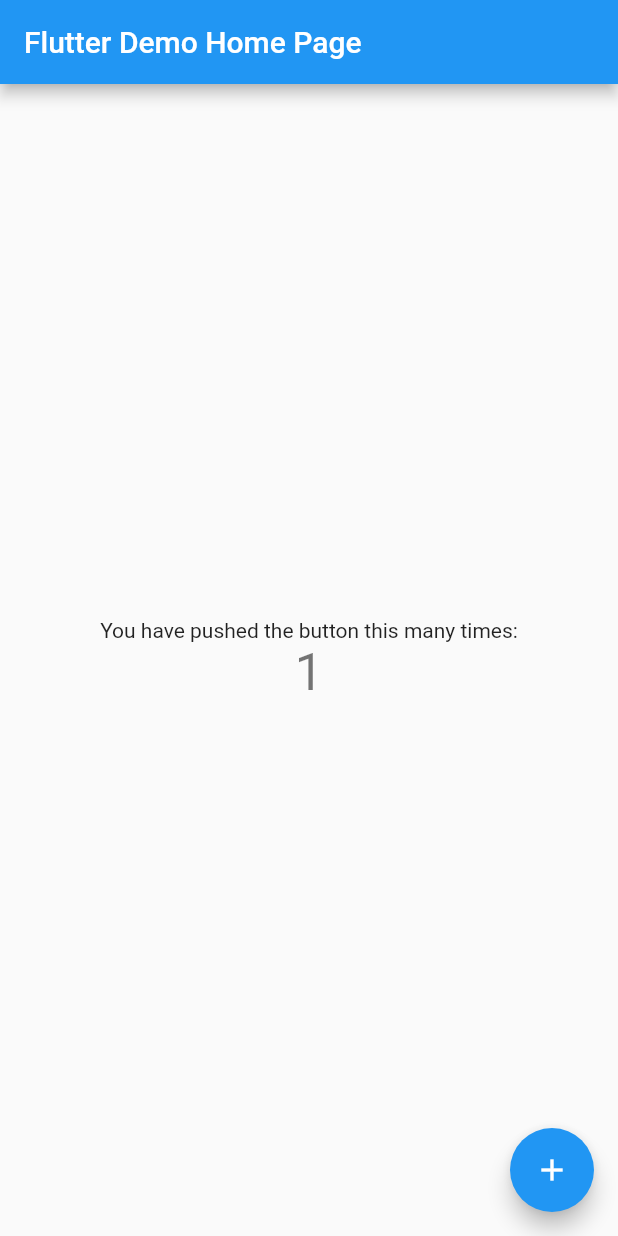
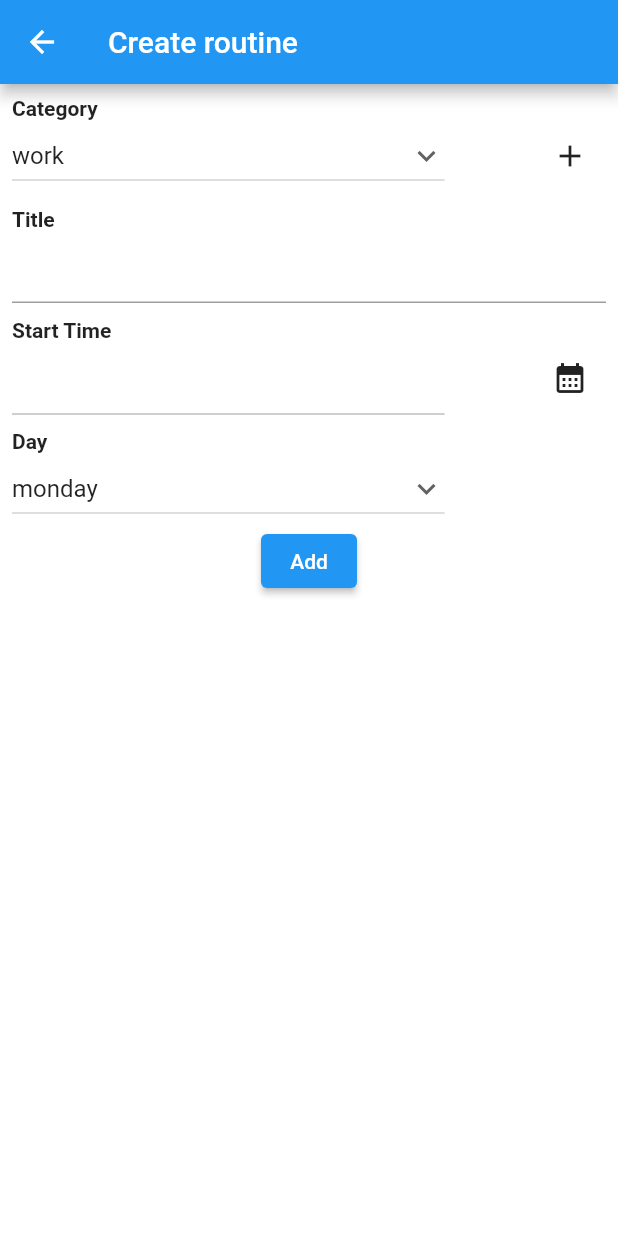
Before and after one commit to Mobterest-Studio/isar-flutter-tutorial, a Flutter app: the screen it shows after launch, after a tap on the "add" icon, on a phone screen of 412 x 824 dp. Run offline on Flutter 3.47's test engine with Material 2 defaults, Android fonts, the phone set to English and light mode, and no system bars; our stand-ins replace isar; accounts and stored records are empty; generated files the repository leaves out were written again; statements that could not run were skipped.

Commit message:
designing 'create routine' screen

```diff
--- a/lib/main.dart
+++ b/lib/main.dart
@@ -3,8 +3,10 @@
 import 'package:routine_app/collections/category.dart';
 import 'package:routine_app/collections/routine.dart';
 import 'package:path_provider/path_provider.dart';
+import 'package:routine_app/screens/create_routine.dart';
 
 void main() async {
+  WidgetsFlutterBinding.ensureInitialized();
   final dir = await getApplicationSupportDirectory();
   final isar = await Isar.open(
       schemas: [RoutineSchema, CategorySchema], directory: dir.path);
@@ -14,109 +16,43 @@
 class MyApp extends StatelessWidget {
   const MyApp({Key? key}) : super(key: key);
 
-  // This widget is the root of your application.
   @override
   Widget build(BuildContext context) {
     return MaterialApp(
-      title: 'Flutter Demo',
+      title: 'Routine app',
       theme: ThemeData(
-        // This is the theme of your application.
-        //
-        // Try running your application with "flutter run". You'll see the
-        // application has a blue toolbar. Then, without quitting the app, try
-        // changing the primarySwatch below to Colors.green and then invoke
-        // "hot reload" (press "r" in the console where you ran "flutter run",
-        // or simply save your changes to "hot reload" in a Flutter IDE).
-        // Notice that the counter didn't reset back to zero; the application
-        // is not restarted.
         primarySwatch: Colors.blue,
       ),
-      home: const MyHomePage(title: 'Flutter Demo Home Page'),
+      home: const MainPage(),
+      debugShowCheckedModeBanner: false,
     );
   }
 }
 
-class MyHomePage extends StatefulWidget {
-  const MyHomePage({Key? key, required this.title}) : super(key: key);
-
-  // This widget is the home page of your application. It is stateful, meaning
-  // that it has a State object (defined below) that contains fields that affect
-  // how it looks.
-
-  // This class is the configuration for the state. It holds the values (in this
-  // case the title) provided by the parent (in this case the App widget) and
-  // used by the build method of the State. Fields in a Widget subclass are
-  // always marked "final".
-
-  final String title;
+class MainPage extends StatefulWidget {
+  const MainPage({Key? key}) : super(key: key);
 
   @override
-  State<MyHomePage> createState() => _MyHomePageState();
+  State<MainPage> createState() => _MainPageState();
 }
 
-class _MyHomePageState extends State<MyHomePage> {
-  int _counter = 0;
-
-  void _incrementCounter() {
-    setState(() {
-      // This call to setState tells the Flutter framework that something has
-      // changed in this State, which causes it to rerun the build method below
-      // so that the display can reflect the updated values. If we changed
-      // _counter without calling setState(), then the build method would not be
-      // called again, and so nothing would appear to happen.
-      _counter++;
-    });
-  }
-
+class _MainPageState extends State<MainPage> {
   @override
   Widget build(BuildContext context) {
-    // This method is rerun every time setState is called, for instance as done
-    // by the _incrementCounter method above.
-    //
-    // The Flutter framework has been optimized to make rerunning build methods
-    // fast, so that you can just rebuild anything that needs updating rather
-    // than having to individually change instances of widgets.
     return Scaffold(
       appBar: AppBar(
-        // Here we take the value from the MyHomePage object that was created by
-        // the App.build method, and use it to set our appbar title.
-        title: Text(widget.title),
+        title: const Text("Routine"),
+        actions: [
+          IconButton(
+              onPressed: () {
+                Navigator.push(
+                    context,
+                    MaterialPageRoute(
+                        builder: (context) => const CreateRoutine()));
+              },
+              icon: const Icon(Icons.add))
+        ],
       ),
-      body: Center(
-        // Center is a layout widget. It takes a single child and positions it
-        // in the middle of the parent.
-        child: Column(
-          // Column is also a layout widget. It takes a list of children and
-          // arranges them vertically. By default, it sizes itself to fit its
-          // children horizontally, and tries to be as tall as its parent.
-          //
-          // Invoke "debug painting" (press "p" in the console, choose the
-          // "Toggle Debug Paint" action from the Flutter Inspector in Android
-          // Studio, or the "Toggle Debug Paint" command in Visual Studio Code)
-          // to see the wireframe for each widget.
-          //
-          // Column has various properties to control how it sizes itself and
-          // how it positions its children. Here we use mainAxisAlignment to
-          // center the children vertically; the main axis here is the vertical
-          // axis because Columns are vertical (the cross axis would be
-          // horizontal).
-          mainAxisAlignment: MainAxisAlignment.center,
-          children: <Widget>[
-            const Text(
-              'You have pushed the button this many times:',
-            ),
-            Text(
-              '$_counter',
-              style: Theme.of(context).textTheme.headline4,
-            ),
-          ],
-        ),
-      ),
-      floatingActionButton: FloatingActionButton(
-        onPressed: _incrementCounter,
-        tooltip: 'Increment',
-        child: const Icon(Icons.add),
-      ), // This trailing comma makes auto-formatting nicer for build methods.
     );
   }
 }
--- /dev/null
+++ b/lib/screens/create_routine.dart
@@ -0,0 +1,157 @@
+import 'package:flutter/material.dart';
+
+class CreateRoutine extends StatefulWidget {
+  const CreateRoutine({Key? key}) : super(key: key);
+
+  @override
+  State<CreateRoutine> createState() => _CreateRoutineState();
+}
+
+class _CreateRoutineState extends State<CreateRoutine> {
+  List<String> categories = ['work', 'school', 'home'];
+  String dropdownValue = 'work';
+  final TextEditingController _titleController = TextEditingController();
+  final TextEditingController _timeController = TextEditingController();
+  final TextEditingController _newCatController = TextEditingController();
+  List<String> days = [
+    "monday",
+    "tuesday",
+    "wednesday",
+    "thursday",
+    "friday",
+    "saturday",
+    "sunday"
+  ];
+  String dropdownDay = "monday";
+  TimeOfDay selectedTime = TimeOfDay.now();
+
+  @override
+  Widget build(BuildContext context) {
+    return Scaffold(
+      backgroundColor: const Color(0xffffffff),
+      appBar: AppBar(title: const Text("Create routine")),
+      body: SingleChildScrollView(
+        child: Padding(
+          padding: const EdgeInsets.all(8.0),
+          child:
+              Column(crossAxisAlignment: CrossAxisAlignment.start, children: [
+            const Text(
+              "Category",
+              style: TextStyle(fontWeight: FontWeight.bold),
+            ),
+            Row(
+              mainAxisAlignment: MainAxisAlignment.spaceBetween,
+              children: [
+                SizedBox(
+                  width: MediaQuery.of(context).size.width * 0.7,
+                  child: DropdownButton(
+                    focusColor: const Color(0xffffffff),
+                    dropdownColor: const Color(0xffffffff),
+                    isExpanded: true,
+                    value: dropdownValue,
+                    icon: const Icon(Icons.keyboard_arrow_down),
+                    items: categories
+                        .map<DropdownMenuItem<String>>((String nvalue) {
+                      return DropdownMenuItem<String>(
+                          value: nvalue, child: Text(nvalue));
+                    }).toList(),
+                    onChanged: (String? newValue) {
+                      setState(() {
+                        dropdownValue = newValue!;
+                      });
+                    },
+                  ),
+                ),
+                IconButton(
+                    onPressed: () {
+                      showDialog(
+                          context: context,
+                          builder: (BuildContext context) => AlertDialog(
+                                title: const Text("New Category"),
+                                content: TextFormField(
+                                    controller: _newCatController),
+                                actions: [
+                                  ElevatedButton(
+                                      onPressed: () {},
+                                      child: const Text("Add"))
+                                ],
+                              ));
+                    },
+                    icon: const Icon(Icons.add))
+              ],
+            ),
+            const Padding(
+              padding: EdgeInsets.only(top: 10.0),
+              child:
+                  Text("Title", style: TextStyle(fontWeight: FontWeight.bold)),
+            ),
+            TextFormField(
+              controller: _titleController,
+            ),
+            const Padding(
+              padding: EdgeInsets.only(top: 10.0),
+              child: Text("Start Time",
+                  style: TextStyle(fontWeight: FontWeight.bold)),
+            ),
+            Row(
+              mainAxisAlignment: MainAxisAlignment.spaceBetween,
+              children: [
+                SizedBox(
+                  width: MediaQuery.of(context).size.width * 0.7,
+                  child: TextFormField(
+                    controller: _timeController,
+                    enabled: false,
+                  ),
+                ),
+                IconButton(
+                    onPressed: () {
+                      _selectedTime(context);
+                    },
+                    icon: const Icon(Icons.calendar_month))
+              ],
+            ),
+            const Padding(
+              padding: EdgeInsets.only(top: 10.0),
+              child: Text("Day", style: TextStyle(fontWeight: FontWeight.bold)),
+            ),
+            SizedBox(
+              width: MediaQuery.of(context).size.width * 0.7,
+              child: DropdownButton(
+                isExpanded: true,
+                value: dropdownDay,
+                icon: const Icon(Icons.keyboard_arrow_down),
+                items: days.map<DropdownMenuItem<String>>((String day) {
+                  return DropdownMenuItem<String>(value: day, child: Text(day));
+                }).toList(),
+                onChanged: (String? newDay) {
+                  setState(() {
+                    dropdownDay = newDay!;
+                  });
+                },
+              ),
+            ),
+            Align(
+                alignment: Alignment.center,
+                child:
+                    ElevatedButton(onPressed: () {}, child: const Text("Add")))
+          ]),
+        ),
+      ),
+    );
+  }
+
+  _selectedTime(BuildContext context) async {
+    final TimeOfDay? timeOfDay = await showTimePicker(
+        context: context,
+        initialTime: selectedTime,
+        initialEntryMode: TimePickerEntryMode.dial);
+
+    if (timeOfDay != null && timeOfDay != selectedTime) {
+      selectedTime = timeOfDay;
+      setState(() {
+        _timeController.text =
+            "${selectedTime.hour}:${selectedTime.minute} ${selectedTime.period.name}";
+      });
+    }
+  }
+}
--- a/pubspec.yaml
+++ b/pubspec.yaml
@@ -38,6 +38,7 @@
   isar_generator: ^2.2.1
   build_runner: ^2.1.7
   path_provider: ^2.0.9
+  isar_flutter_libs: ^2.2.1
 
 dev_dependencies:
   flutter_test:
```
Also changed, not shown: pubspec.lock, 2 other files.
